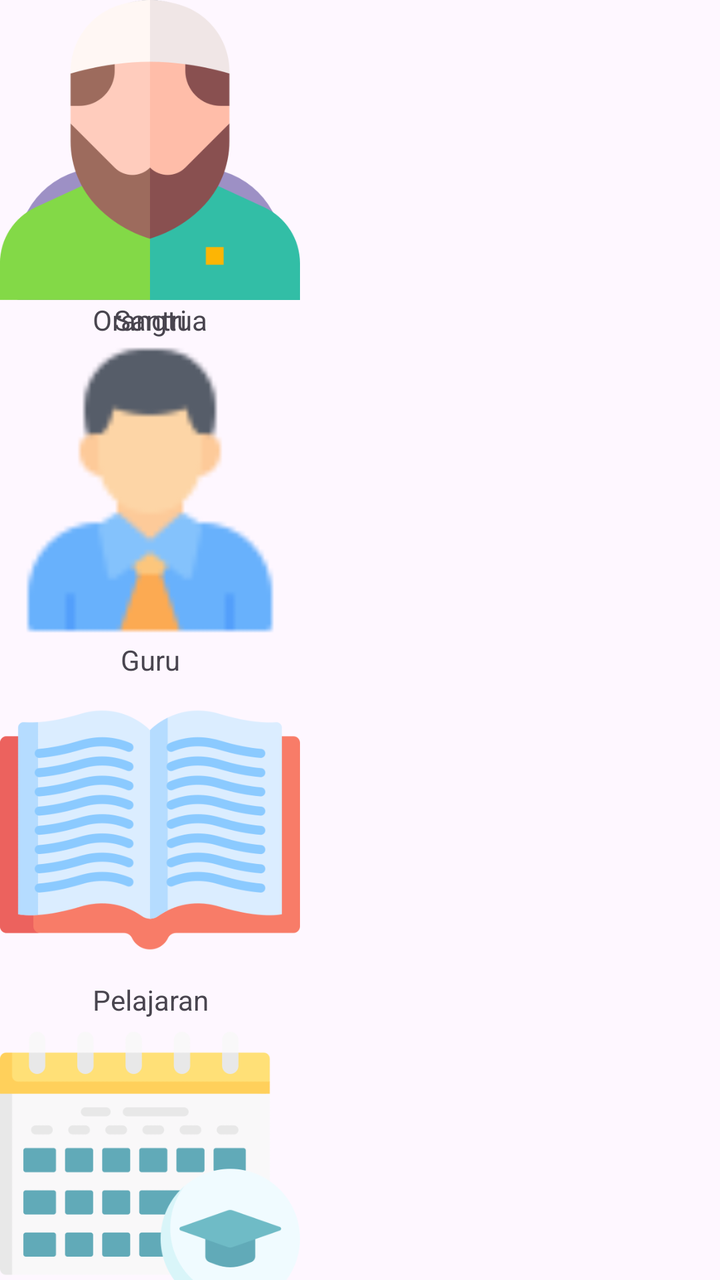
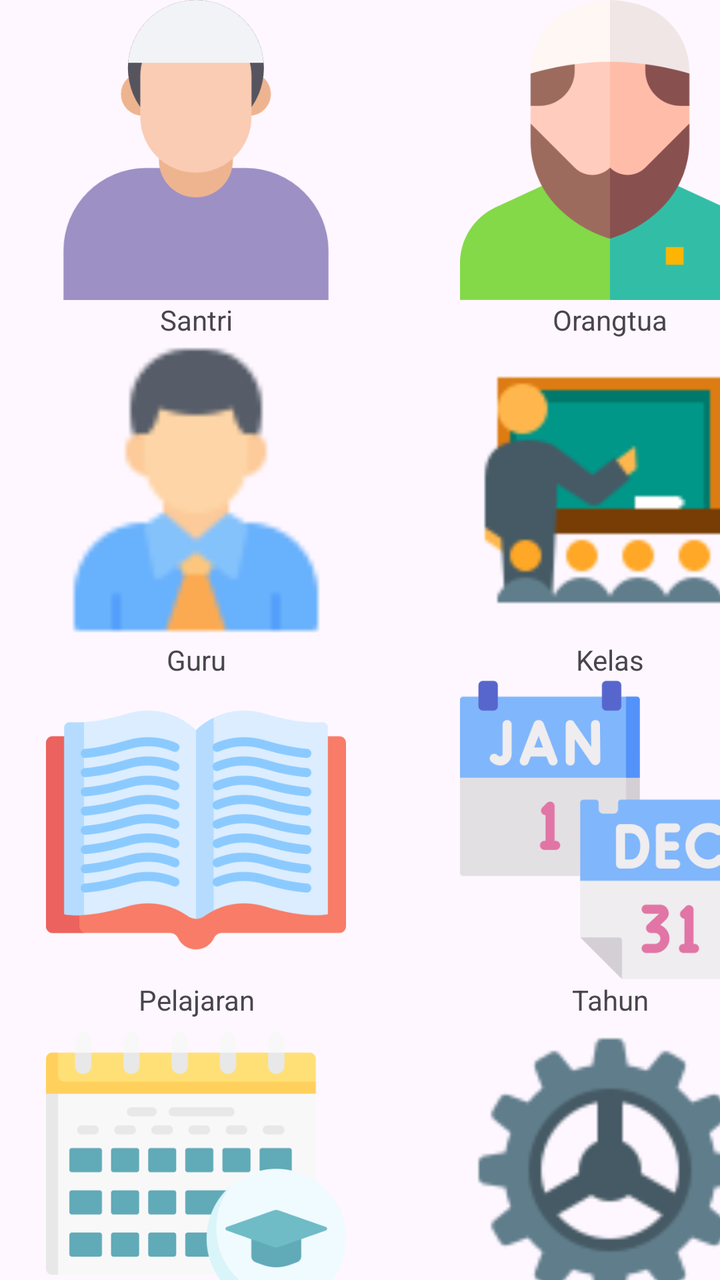

The first picture is an Android layout as it rendered before a commit; the second is the same layout after the commit. The layout source and the unified diff follow.
<!-- AndroidManifest.xml: application theme Theme.Ponpes_Aplikasi -->
<!-- res/layout/activity_menu.xml -->
<?xml version="1.0" encoding="utf-8"?>
<androidx.constraintlayout.widget.ConstraintLayout
    xmlns:android="http://schemas.android.com/apk/res/android"
    xmlns:app="http://schemas.android.com/apk/res-auto"
    xmlns:tools="http://schemas.android.com/tools"
    android:id="@+id/main"
    android:orientation="vertical"
    android:layout_width="match_parent"
    android:layout_height="match_parent">


    <LinearLayout
        android:layout_width="200dp"
        android:layout_height="match_parent"
        android:orientation="vertical"
        >


        <ImageView
            android:id="@+id/Santri"
            android:layout_width="150dp"
            android:layout_height="150dp"
            android:src="@drawable/santri" />

        <TextView
            android:layout_width="150dp"
            android:layout_height="20dp"
            android:gravity="center"
            android:text="Santri" />

        <ImageView
            android:id="@+id/guru"
            android:layout_width="150dp"
            android:layout_height="150dp"
            android:src="@drawable/guru" />

        <TextView
            android:layout_width="150dp"
            android:layout_height="20dp"
            android:gravity="center"
            android:text="Guru" />

        <ImageView
            android:id="@+id/pelajaran"
            android:layout_width="150dp"
            android:layout_height="150dp"
            android:src="@drawable/pelajaran" />

        <TextView
            android:layout_width="150dp"
            android:layout_height="20dp"
            android:gravity="center"
            android:text="Pelajaran" />

        <ImageView
            android:id="@+id/semester"
            android:layout_width="150dp"
            android:layout_height="150dp"
            android:src="@drawable/semester" />

        <TextView
            android:layout_width="150dp"
            android:layout_height="20dp"
            android:gravity="center"
            android:text="Semester" />


    </LinearLayout>

    <LinearLayout
        android:layout_width="200dp"
        android:layout_height="match_parent"
        android:orientation="vertical"
        tools:layout_editor_absoluteX="259dp"
        tools:layout_editor_absoluteY="0dp">

        <ImageView
            android:id="@+id/orangtua"
            android:layout_width="150dp"
            android:layout_height="150dp"
            android:src="@drawable/ortu" />

        <TextView
            android:layout_width="150dp"
            android:layout_height="20dp"
            android:gravity="center"
            android:text="Orangtua" />


    </LinearLayout>

</androidx.constraintlayout.widget.ConstraintLayout>
<!-- resources referenced by this layout -->
<resources>
  <!-- drawable guru: png bitmap (drawable, 1974 bytes) -->
  <!-- drawable ortu: png bitmap (drawable, 16789 bytes) -->
  <!-- drawable pelajaran: png bitmap (drawable, 29149 bytes) -->
  <!-- drawable santri: png bitmap (drawable, 10955 bytes) -->
  <!-- drawable semester: png bitmap (drawable, 19364 bytes) -->
  <style name="Theme.Ponpes_Aplikasi" parent="Base.Theme.Ponpes_Aplikasi" />
  <style name="Base.Theme.Ponpes_Aplikasi" parent="Theme.Material3.DayNight.NoActionBar">
          
          
      </style>
</resources>

<!-- the commit's change to res/layout/activity_menu.xml (unified diff, before → after) -->
@@ -12,79 +12,129 @@
     <LinearLayout
         android:layout_width="200dp"
         android:layout_height="match_parent"
-        android:orientation="vertical"
-        >
+        android:orientation="vertical">
 
 
         <ImageView
             android:id="@+id/Santri"
             android:layout_width="150dp"
             android:layout_height="150dp"
+            android:layout_marginStart="23dp"
             android:src="@drawable/santri" />
 
         <TextView
             android:layout_width="150dp"
             android:layout_height="20dp"
             android:gravity="center"
+            android:layout_marginStart="23dp"
             android:text="Santri" />
 
         <ImageView
             android:id="@+id/guru"
             android:layout_width="150dp"
             android:layout_height="150dp"
+            android:layout_marginStart="23dp"
             android:src="@drawable/guru" />
 
         <TextView
             android:layout_width="150dp"
             android:layout_height="20dp"
             android:gravity="center"
+            android:layout_marginStart="23dp"
             android:text="Guru" />
 
         <ImageView
             android:id="@+id/pelajaran"
             android:layout_width="150dp"
             android:layout_height="150dp"
+            android:layout_marginStart="23dp"
             android:src="@drawable/pelajaran" />
 
         <TextView
             android:layout_width="150dp"
             android:layout_height="20dp"
             android:gravity="center"
+            android:layout_marginStart="23dp"
             android:text="Pelajaran" />
 
         <ImageView
             android:id="@+id/semester"
             android:layout_width="150dp"
             android:layout_height="150dp"
+            android:layout_marginStart="23dp"
             android:src="@drawable/semester" />
 
         <TextView
             android:layout_width="150dp"
             android:layout_height="20dp"
             android:gravity="center"
+            android:layout_marginStart="23dp"
             android:text="Semester" />
 
 
     </LinearLayout>
 
     <LinearLayout
-        android:layout_width="200dp"
+        android:layout_width="match_parent"
         android:layout_height="match_parent"
         android:orientation="vertical"
-        tools:layout_editor_absoluteX="259dp"
-        tools:layout_editor_absoluteY="0dp">
+        >
 
         <ImageView
             android:id="@+id/orangtua"
             android:layout_width="150dp"
             android:layout_height="150dp"
+            android:layout_marginStart="230dp"
             android:src="@drawable/ortu" />
 
         <TextView
             android:layout_width="150dp"
             android:layout_height="20dp"
             android:gravity="center"
+            android:layout_marginStart="230dp"
             android:text="Orangtua" />
+
+        <ImageView
+            android:id="@+id/kelas"
+            android:layout_width="150dp"
+            android:layout_height="150dp"
+            android:src="@drawable/kelas"
+            android:layout_marginStart="230dp"/>
+
+        <TextView
+            android:layout_width="150dp"
+            android:layout_height="20dp"
+            android:gravity="center"
+            android:text="Kelas"
+            android:layout_marginStart="230dp"/>
+
+        <ImageView
+            android:id="@+id/tahunajaran"
+            android:layout_width="150dp"
+            android:layout_height="150dp"
+            android:src="@drawable/tahun"
+            android:layout_marginStart="230dp"/>
+
+        <TextView
+            android:layout_width="150dp"
+            android:layout_height="20dp"
+            android:gravity="center"
+            android:text="Tahun"
+            android:layout_marginStart="230dp"/>
+        <ImageView
+            android:id="@+id/setting"
+            android:layout_width="150dp"
+            android:layout_height="150dp"
+            android:layout_marginStart="230dp"
+            android:src="@drawable/setting"/>
+
+        <TextView
+            android:layout_width="150dp"
+            android:layout_height="20dp"
+            android:gravity="center"
+            android:layout_marginStart="230dp"
+            android:text="Setting" />
+
 
 
     </LinearLayout>
<!-- resource entries referenced after the edit -->
@@ -1,10 +1,13 @@
 <!-- resources referenced by this layout -->
 <resources>
   <!-- drawable guru: png bitmap (drawable, 1974 bytes) -->
+  <!-- drawable kelas: png bitmap (drawable, 2569 bytes) -->
   <!-- drawable ortu: png bitmap (drawable, 16789 bytes) -->
   <!-- drawable pelajaran: png bitmap (drawable, 29149 bytes) -->
   <!-- drawable santri: png bitmap (drawable, 10955 bytes) -->
   <!-- drawable semester: png bitmap (drawable, 19364 bytes) -->
+  <!-- drawable setting: png bitmap (drawable, 4830 bytes) -->
+  <!-- drawable tahun: png bitmap (drawable, 16734 bytes) -->
   <style name="Theme.Ponpes_Aplikasi" parent="Base.Theme.Ponpes_Aplikasi" />
   <style name="Base.Theme.Ponpes_Aplikasi" parent="Theme.Material3.DayNight.NoActionBar">
           
